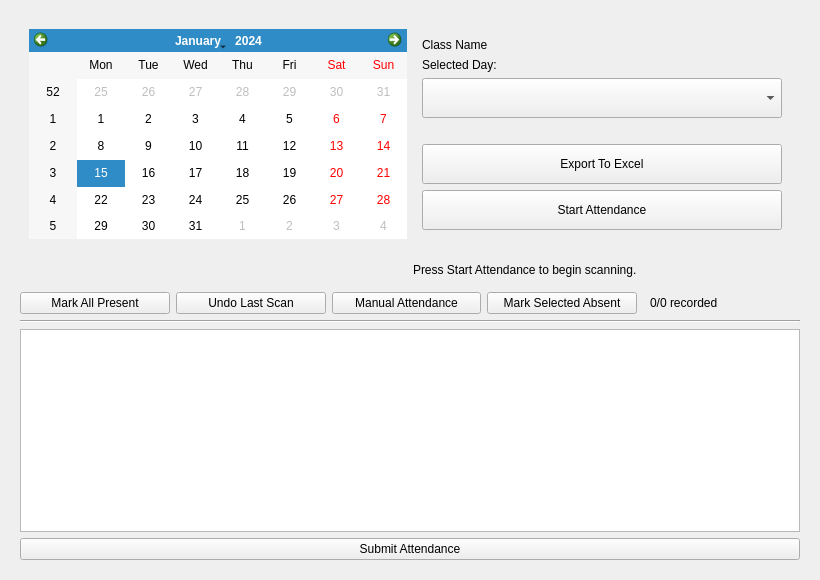
Old version of the form ui/take_attendance_window.ui in the repository imndllnuri/students-attendance-app.
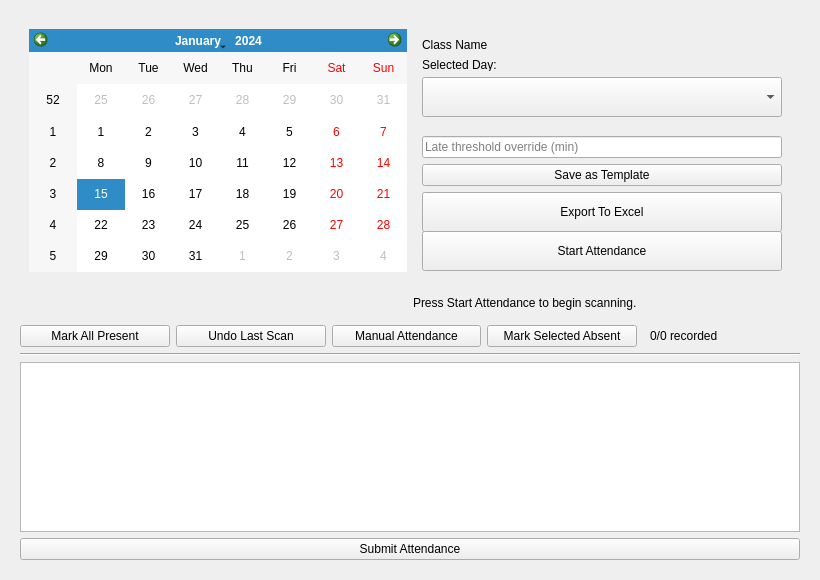
New version of the form.

Commit message:
#22: Attendance session templates
"Save as Template" on Take Attendance remembers the selected time
slot and an optional late-threshold override per class, auto-applied
the next time attendance is taken for that class. The override (when
set) takes precedence over the class's default late threshold for
Present/Late scan classification.

The edit to the form file:
```diff
--- a/ui/take_attendance_window.ui
+++ b/ui/take_attendance_window.ui
@@ -159,6 +159,23 @@
               </property>
              </widget>
             </item>
+            <item>
+             <widget class="QLineEdit" name="late_threshold_override_le">
+              <property name="placeholderText">
+               <string>Late threshold override (min)</string>
+              </property>
+             </widget>
+            </item>
+            <item>
+             <widget class="QPushButton" name="save_session_template_btn">
+              <property name="text">
+               <string>Save as Template</string>
+              </property>
+              <property name="toolTip">
+               <string>Remember this time slot and late-threshold override for next time</string>
+              </property>
+             </widget>
+            </item>
             <item>
              <widget class="QPushButton" name="export_to_excel_btn">
               <property name="minimumSize">
```
The commit also changes 6 other files.
